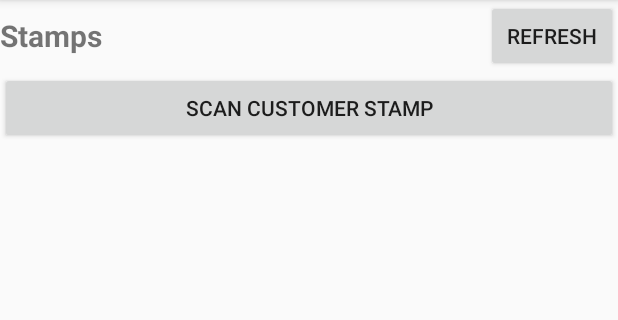
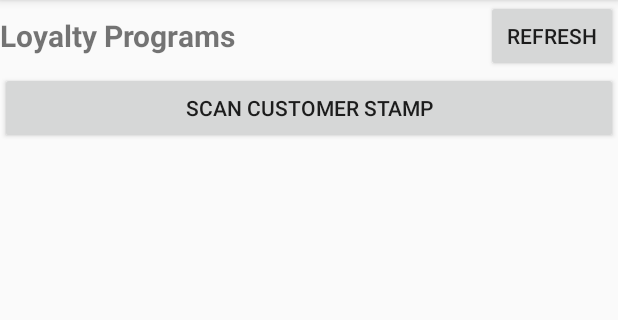
Before and after one commit to nexturninc/Aloopy-Merchant, an Android app: the fragment LoyaltyList shown on its own in the app's theme, on a phone screen of 412 x 824 dp, the part 84-404 px from its top. Run offline under Robolectric (Android 15) with nearby library versions, the phone set to English and light mode, and no system bars.

Commit message:
Merchant Loyalty page - initial

```diff
--- a/AloopyMerchantApp/app/src/main/java/com/merchant/aloopy/aloopymerchantapp/LoyaltyList.java
+++ b/AloopyMerchantApp/app/src/main/java/com/merchant/aloopy/aloopymerchantapp/LoyaltyList.java
@@ -46,7 +46,7 @@ public class LoyaltyList extends Fragment {
     @Override
     public View onCreateView(LayoutInflater inflater, ViewGroup container, Bundle savedInstanceState) {
 
-        final View rootView = inflater.inflate(R.layout.stamp_list, container, false);
+        final View rootView = inflater.inflate(R.layout.loyalty_list, container, false);
 
 
 
--- a/AloopyMerchantApp/app/src/main/java/com/merchant/aloopy/aloopymerchantapp/MainActivity.java
+++ b/AloopyMerchantApp/app/src/main/java/com/merchant/aloopy/aloopymerchantapp/MainActivity.java
@@ -125,6 +125,10 @@ public class MainActivity extends ActionBarActivity {
                     StampList stampList = StampList.newInstance();
 
                     return stampList;
+                case 1:
+                    LoyaltyList loyaltyList = LoyaltyList.newInstance();
+
+                    return loyaltyList;
                 default:
                     return null;
             }
@@ -135,7 +139,7 @@ public class MainActivity extends ActionBarActivity {
         @Override
         public int getCount() {
             // Show 3 total pages.
-            return 1;
+            return 2;
         }
 
         @Override
--- /dev/null
+++ b/AloopyMerchantApp/app/src/main/res/layout/loyalty_list.xml
@@ -0,0 +1,61 @@
+<?xml version="1.0" encoding="utf-8"?>
+<LinearLayout xmlns:android="http://schemas.android.com/apk/res/android"
+    android:orientation="vertical" android:layout_width="match_parent"
+    android:layout_height="match_parent">
+
+    <RelativeLayout
+        android:layout_width="fill_parent"
+        android:layout_height="wrap_content"
+        android:orientation="horizontal">
+
+        <TextView
+            android:layout_width="wrap_content"
+            android:layout_height="wrap_content"
+            android:text="Loyalty Programs"
+            android:id="@+id/textView"
+            android:textStyle="bold"
+            android:textSize="20dp"
+            android:layout_centerVertical="true"
+            android:layout_alignParentLeft="true"
+            android:layout_alignParentStart="true" />
+
+        <Button
+            android:layout_width="wrap_content"
+            android:layout_height="wrap_content"
+            android:id="@+id/btnRefresh"
+            android:text="@string/btnRefresh"
+            android:layout_alignParentTop="true"
+            android:layout_alignParentRight="true"
+            android:layout_alignParentEnd="true" />
+    </RelativeLayout>
+
+    <ProgressBar android:id="@+id/login_progress" style="?android:attr/progressBarStyleLarge"
+        android:layout_width="wrap_content" android:layout_height="wrap_content"
+        android:layout_marginBottom="8dp" android:visibility="gone" />
+
+    <LinearLayout xmlns:android="http://schemas.android.com/apk/res/android"
+        android:orientation="vertical" android:layout_width="match_parent"
+        android:layout_height="match_parent"
+        android:id="@+id/dvLoyaltyListBody">
+
+        <Button
+            android:layout_width="fill_parent"
+            android:layout_height="wrap_content"
+            android:id="@+id/btnScanCustomerLoyalty"
+            android:text="@string/btnScanCustomerStamp" />
+
+
+        <GridView xmlns:android="http://schemas.android.com/apk/res/android"
+            android:id="@+id/gvLoyaltyList"
+            android:layout_width="match_parent"
+            android:layout_height="match_parent"
+            android:numColumns="auto_fit"
+            android:verticalSpacing="10dp"
+            android:horizontalSpacing="10dp"
+            android:stretchMode="columnWidth"
+            android:gravity="center"
+            />
+
+    </LinearLayout>
+
+</LinearLayout>
```
